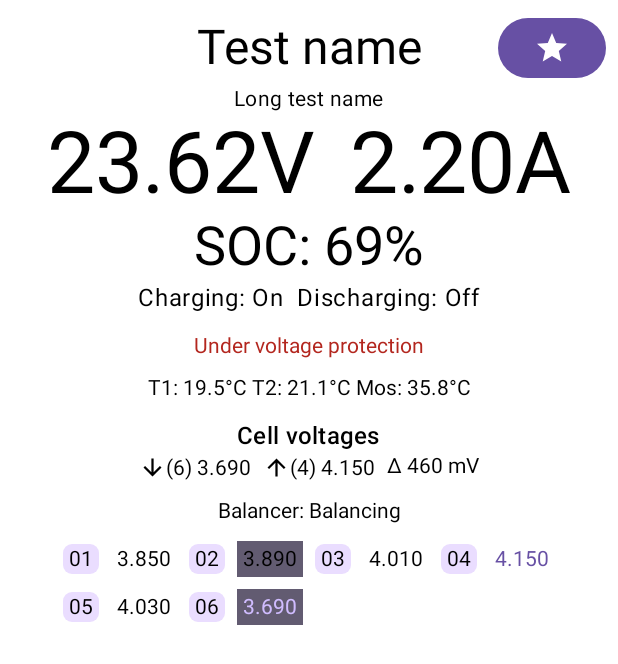
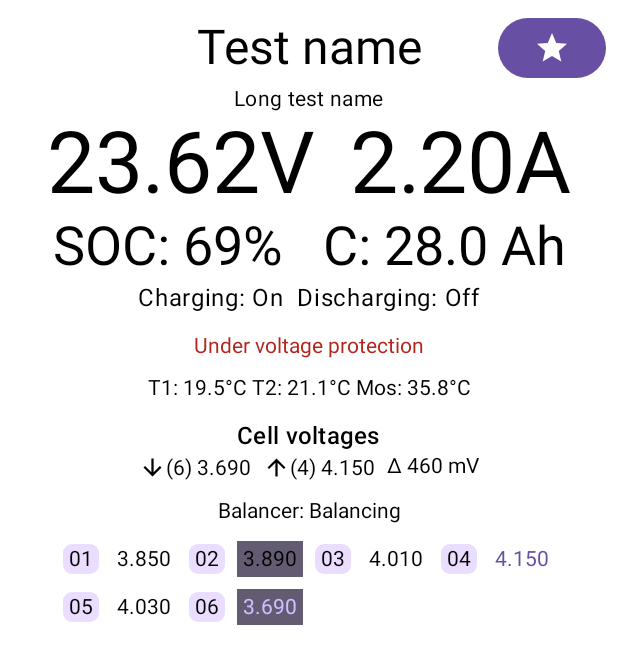
Before and after one commit to timo-drick/BMS-Monitor, an Android app built with Jetpack Compose: the @Preview function BatteryInfoPreview, on a phone screen of 412 x 824 dp. Shown: the top 664 px of the screen. Run offline under Robolectric (Android 15) with nearby library versions, the phone set to English and light mode, and no system bars.

Commit message:
Added capacity to detail view

```diff
--- a/app/src/main/java/de/drick/bmsmonitor/ui/battery_detail_view.kt
+++ b/app/src/main/java/de/drick/bmsmonitor/ui/battery_detail_view.kt
@@ -211,11 +211,21 @@ fun BatteryView(
             )
             Spacer(Modifier.weight(1f))
         }
-        Text(
-            modifier = Modifier.align(Alignment.CenterHorizontally),
-            text = "SOC: ${cellInfo.stateOfCharge}%",
-            style = MaterialTheme.typography.displaySmall
-        )
+        Row(
+            modifier = Modifier.fillMaxWidth()
+        ) {
+            Spacer(Modifier.weight(1f))
+            Text(
+                text = "SOC: ${cellInfo.stateOfCharge}%",
+                style = MaterialTheme.typography.displaySmall
+            )
+            Spacer(Modifier.weight(1f))
+            Text(
+                text = "C: ${cellInfo.maxCapacity} Ah",
+                style = MaterialTheme.typography.displaySmall
+            )
+            Spacer(Modifier.weight(1f))
+        }
         Row(
             modifier = Modifier.align(Alignment.CenterHorizontally),
             horizontalArrangement = Arrangement.spacedBy(8.dp)
```
